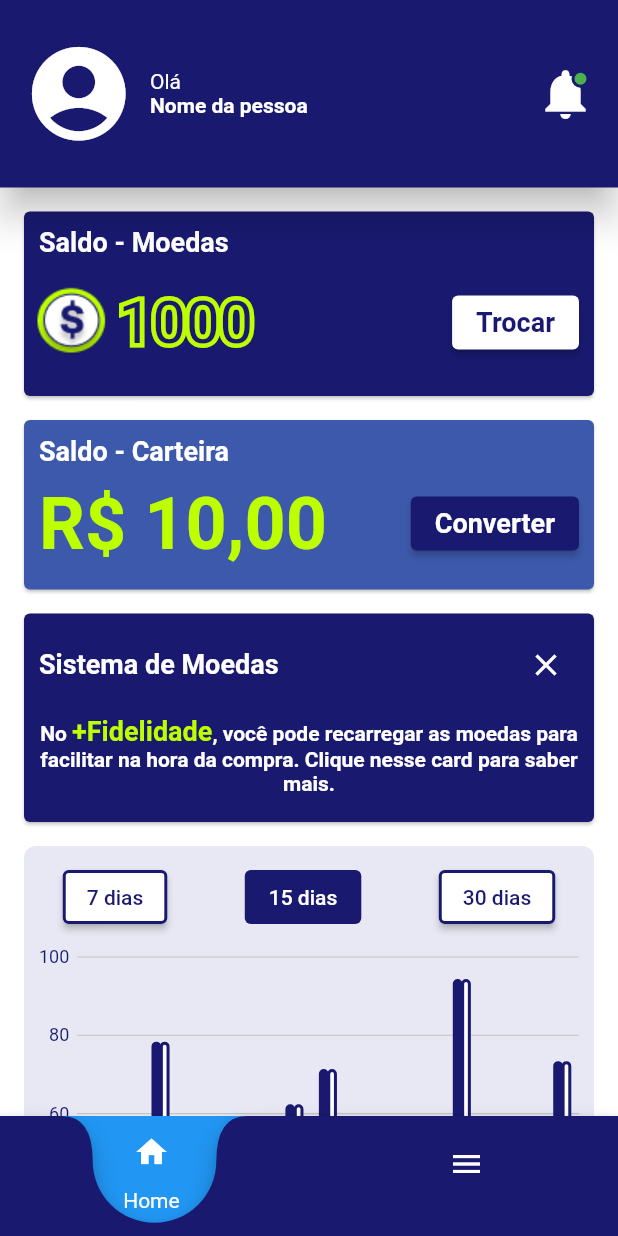
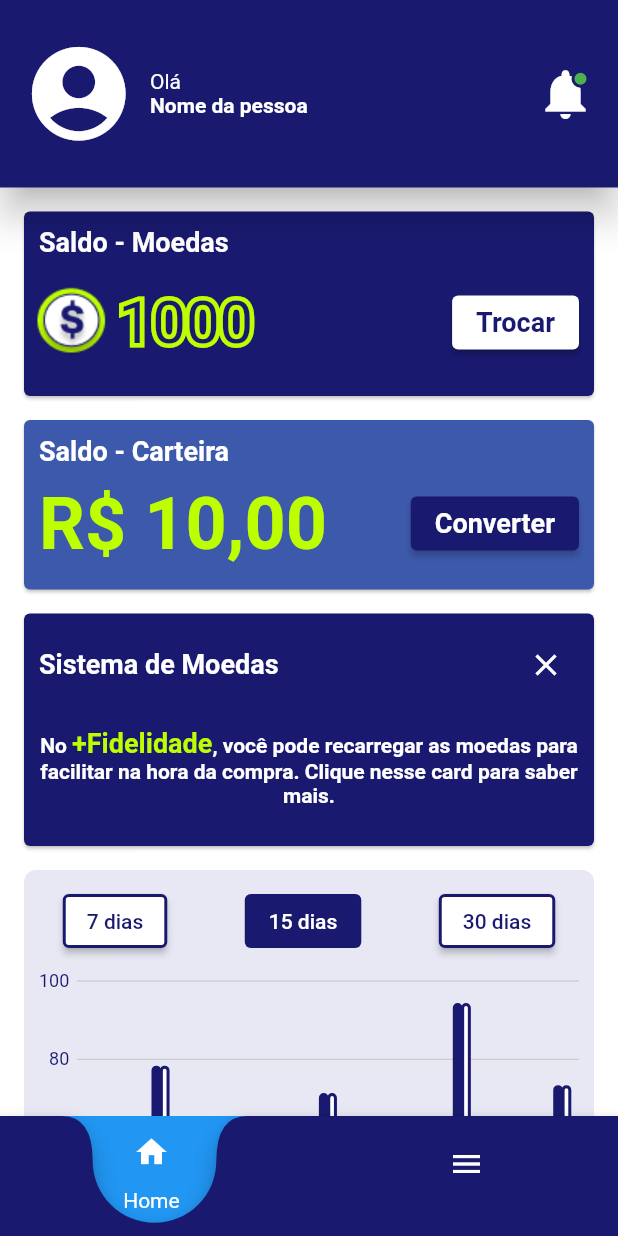
Before and after one commit to RibarrJR/fidelidade_android, a Flutter app: the screen it shows after launch, after a tap on "Entrar", on a phone screen of 412 x 824 dp. Run offline on Flutter 3.47's test engine with Material 2 defaults, Android fonts, the phone set to English and light mode, and no system bars; our stand-ins replace circular_profile_avatar, email_validator, mask_text_input_formatter, sqflite, syncfusion_flutter_charts; missing offline and left inert: cpf_cnpj_validator; accounts and stored records are empty; network calls fail.

Commit message:
Correções
Melhorias do customAppBar.
Melhorias do card de informações da home.
Correção no caminho da imagem da mini logo

```diff
--- a/lib/components/CustomAppBar.dart
+++ b/lib/components/CustomAppBar.dart
@@ -15,8 +15,9 @@ class CustomAppBar extends StatelessWidget with PreferredSizeWidget {
   @override
   Widget build(BuildContext context) {
     final Size _size = MediaQuery.of(context).size;
-    return AppBar(
-      toolbarHeight: 84,
+    return Container(
+      margin: isOnmodal ? EdgeInsets.zero : const EdgeInsets.only(top: 16),
+      child: AppBar(
         elevation: 0,
         automaticallyImplyLeading: automaticallyImplyLeading ?? false,
         shadowColor: Colors.transparent,
@@ -24,15 +25,16 @@ class CustomAppBar extends StatelessWidget with PreferredSizeWidget {
         flexibleSpace: Container(
           margin: isOnmodal
               ? const EdgeInsets.symmetric(vertical: 18)
-            : EdgeInsets.zero,
+              : const EdgeInsets.only(top: 16),
           color: Colors.white,
           child: Column(
             mainAxisAlignment: MainAxisAlignment.center,
             children: [
               Container(
                 margin: const EdgeInsets.only(right: 32.00),
-              padding:
-                  isOnmodal ? const EdgeInsets.only(left: 16) : EdgeInsets.zero,
+                padding: isOnmodal
+                    ? const EdgeInsets.only(left: 16)
+                    : EdgeInsets.zero,
                 width: _size.width,
                 decoration: const BoxDecoration(
                   color: primaryColor,
@@ -42,13 +44,20 @@ class CustomAppBar extends StatelessWidget with PreferredSizeWidget {
                   ),
                 ),
                 height: 52,
-              child: Text(
+                child: Row(
+                  mainAxisAlignment: isOnmodal
+                      ? MainAxisAlignment.start
+                      : MainAxisAlignment.center,
+                  children: [
+                    Text(
                       title,
-                textAlign: isOnmodal ? TextAlign.start : TextAlign.center,
                       style: const TextStyle(color: Colors.white, fontSize: 36),
+                    ),
+                  ],
                 ),
               ),
             ],
+          ),
         ),
       ),
     );
--- a/lib/pages/Home/components/cards/InformationCard.dart
+++ b/lib/pages/Home/components/cards/InformationCard.dart
@@ -45,7 +45,9 @@ class InformationCard extends StatelessWidget {
               ],
             ),
           ),
-          Container(
+          Padding(
+            padding: const EdgeInsets.all(8.0),
+            child: Container(
               margin: const EdgeInsets.only(bottom: 18),
               child: RichText(
                 textAlign: TextAlign.center,
@@ -53,7 +55,7 @@ class InformationCard extends StatelessWidget {
                   style: TextStyle(
                       fontWeight: FontWeight.bold,
                       fontSize: 14,
-                ),
+                      color: Colors.white),
                   children: <TextSpan>[
                     TextSpan(text: 'No '),
                     TextSpan(
@@ -65,6 +67,7 @@ class InformationCard extends StatelessWidget {
                   ],
                 ),
               ),
+            ),
           )
         ],
       ),
--- a/lib/pages/SignUp/components/SignUpHeaderWidget.dart
+++ b/lib/pages/SignUp/components/SignUpHeaderWidget.dart
@@ -34,7 +34,7 @@ class SignUpHeader extends StatelessWidget {
               ),
             ),
           ),
-          Image.asset('images/miniLogo.png'),
+          Image.asset('assets/images/miniLogo.png'),
         ],
       ),
     ]);
```
Also changed, not shown: 2 other files. Lines whose indentation alone changed are shown as unchanged.
